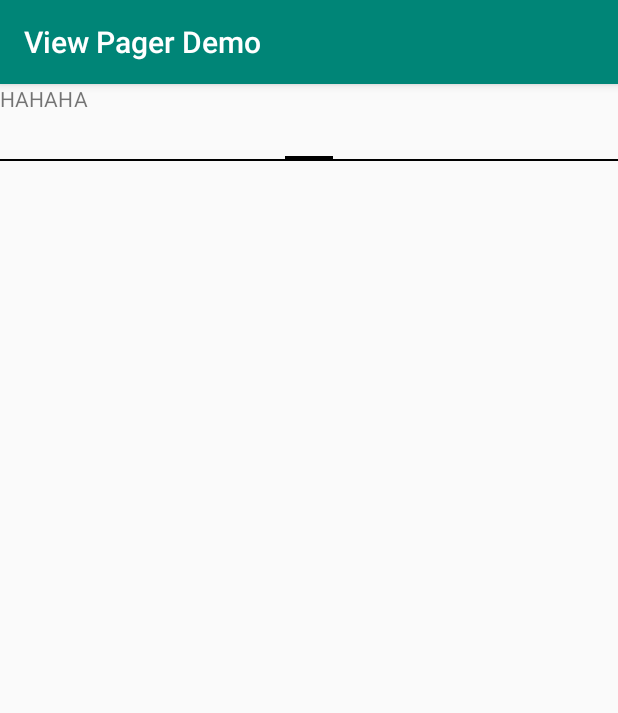
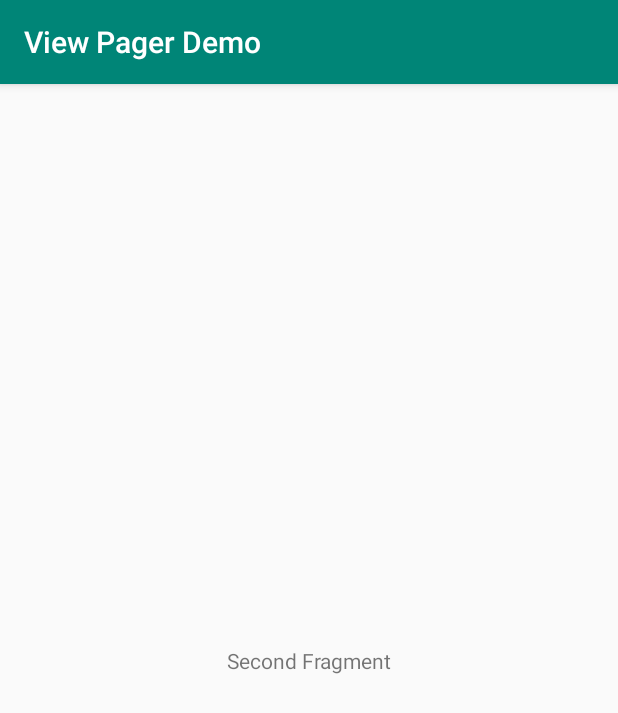
Before and after one commit to hanselgunawan/ViewPagerAndroid, an Android app: the fragment SecondFragment shown on its own in the app's theme, on a phone screen of 412 x 824 dp. Shown: the top 713 px of the screen. Run offline under Robolectric (Android 15) with nearby library versions, the phone set to English and light mode, and no system bars.

Commit message:
moved ViewPager to MainActivity

```diff
--- a/app/src/main/java/com/hanseltritama/viewpagerdemo/MainActivity.kt
+++ b/app/src/main/java/com/hanseltritama/viewpagerdemo/MainActivity.kt
@@ -3,7 +3,7 @@ package com.hanseltritama.viewpagerdemo
 import androidx.appcompat.app.AppCompatActivity
 import android.os.Bundle
 import androidx.fragment.app.FragmentPagerAdapter
-import kotlinx.android.synthetic.main.first_fragment.*
+import kotlinx.android.synthetic.main.activity_main.*
 
 class MainActivity : AppCompatActivity() {
 
--- a/app/src/main/res/layout/second_fragment.xml
+++ b/app/src/main/res/layout/second_fragment.xml
@@ -1,29 +1,18 @@
 <?xml version="1.0" encoding="utf-8"?>
-<LinearLayout
+<androidx.constraintlayout.widget.ConstraintLayout
     xmlns:android="http://schemas.android.com/apk/res/android"
     android:layout_width="match_parent"
     android:layout_height="match_parent"
-    android:orientation="vertical">
+    xmlns:app="http://schemas.android.com/apk/res-auto">
 
     <TextView
-        android:id="@+id/tvLabel"
-        android:text="HAHAHA"
+        android:id="@+id/tv_second_fragment"
         android:layout_width="wrap_content"
-        android:layout_height="wrap_content" />
+        android:layout_height="wrap_content"
+        android:text="@string/second_fragment_string"
+        app:layout_constraintBottom_toBottomOf="parent"
+        app:layout_constraintLeft_toLeftOf="parent"
+        app:layout_constraintRight_toRightOf="parent"
+        app:layout_constraintTop_toTopOf="parent" />
 
-    <androidx.viewpager.widget.ViewPager
-        android:id="@+id/vpPager"
-        android:layout_width="match_parent"
-        android:layout_height="wrap_content">
-
-        <androidx.viewpager.widget.PagerTabStrip
-            android:id="@+id/pager_header"
-            android:layout_width="match_parent"
-            android:layout_height="wrap_content"
-            android:layout_gravity="top"
-            android:paddingBottom="4dp"
-            android:paddingTop="4dp" />
-
-    </androidx.viewpager.widget.ViewPager>
-
-</LinearLayout>
+</androidx.constraintlayout.widget.ConstraintLayout>
--- a/app/src/main/res/values/strings.xml
+++ b/app/src/main/res/values/strings.xml
@@ -1,3 +1,5 @@
 <resources>
     <string name="app_name">View Pager Demo</string>
+    <string name="first_fragment_string">First Fragment</string>
+    <string name="second_fragment_string">Second Fragment</string>
 </resources>
```
Also changed, not shown: app/src/main/java/com/hanseltritama/viewpagerdemo/FirstFragment.kt (+11 -9 lines), app/src/main/java/com/hanseltritama/viewpagerdemo/SecondFragment.kt (+7 -6 lines), app/src/main/res/layout/activity_main.xml (+16 -11 lines), app/src/main/res/layout/first_fragment.xml (+10 -21 lines).
